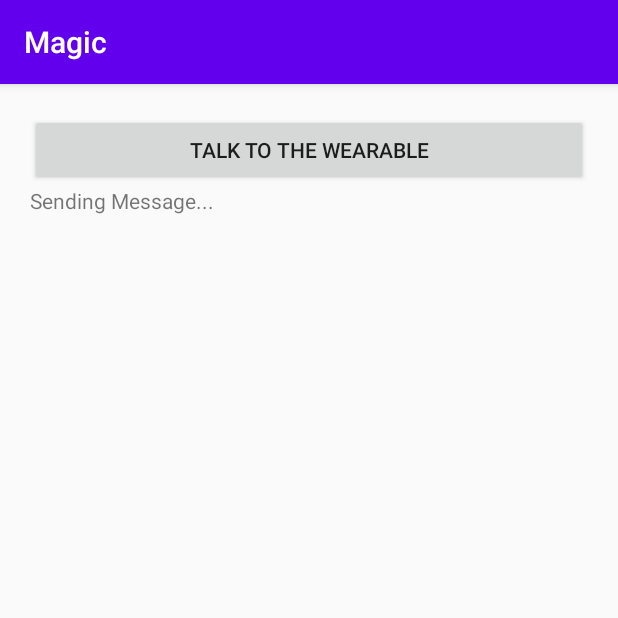
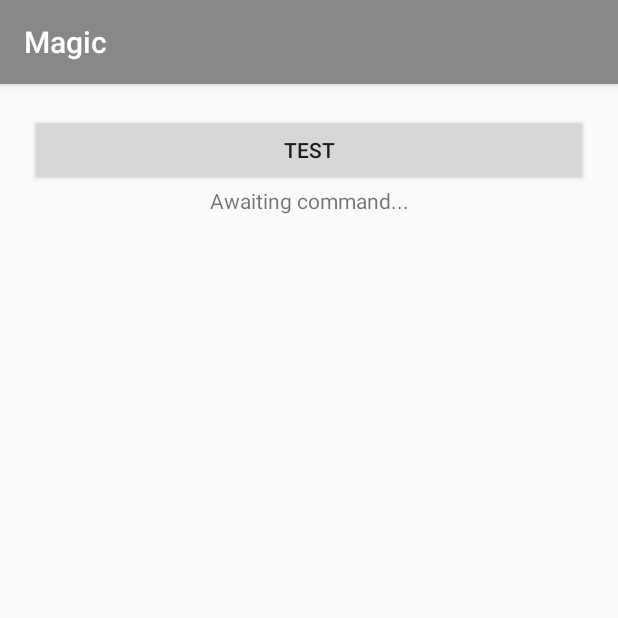
Before and after one commit to sinoct/DataLayer, an Android app: the screen it shows after launch (MainActivity), on a phone screen of 412 x 824 dp, the top half of it. Run offline under Robolectric (Android 15) with nearby library versions, the phone set to English and light mode, and no system bars.

Commit message:
activating random sounds works

```diff
--- a/mobile/src/main/java/com/example/myapplication/MainActivity.java
+++ b/mobile/src/main/java/com/example/myapplication/MainActivity.java
@@ -34,6 +34,7 @@ import java.net.URI;
 import java.util.List;
 import java.util.Random;
 import java.util.concurrent.ExecutionException;
+import java.util.concurrent.TimeUnit;
 
 
 public class MainActivity extends AppCompatActivity {
@@ -77,7 +78,8 @@ public class MainActivity extends AppCompatActivity {
 
             //String message = "I just received a message from the wearable " + receivedMessageNumber++;
             String message = intent.getStringExtra("message");
-            textview.setText(message);
+            textview.setText("Last Command: " + message);
+
             if (message.equals("Vibrate")){
                 Vibrator v = (Vibrator) getSystemService(Context.VIBRATOR_SERVICE);
 // Vibrate for 500 milliseconds
@@ -95,7 +97,6 @@ public class MainActivity extends AppCompatActivity {
                 final MediaPlayer mp = MediaPlayer.create(getApplicationContext(), myUri);
                 mp.start();
             }
-
         }
     }
 
--- a/mobile/src/main/res/layout/activity_main.xml
+++ b/mobile/src/main/res/layout/activity_main.xml
@@ -20,15 +20,16 @@
             android:id="@+id/talkButton"
             android:layout_width="match_parent"
             android:layout_height="wrap_content"
-            android:text="Talk to the wearable"
             android:onClick="talkClick"
+            android:text="Test"
             tools:ignore="OnClick" />
 
         <TextView
             android:id="@+id/textView"
             android:layout_width="match_parent"
             android:layout_height="match_parent"
-            android:text="Sending Message..." />
+            android:gravity="center_horizontal"
+            android:text="Awaiting command..." />
 
     </LinearLayout>
 
--- a/mobile/src/main/res/values/colors.xml
+++ b/mobile/src/main/res/values/colors.xml
@@ -1,6 +1,6 @@
 <?xml version="1.0" encoding="utf-8"?>
 <resources>
-    <color name="colorPrimary">#6200EE</color>
-    <color name="colorPrimaryDark">#3700B3</color>
+    <color name="colorPrimary">#888888</color>
+    <color name="colorPrimaryDark">#2E2E2E</color>
     <color name="colorAccent">#03DAC5</color>
 </resources>
```
